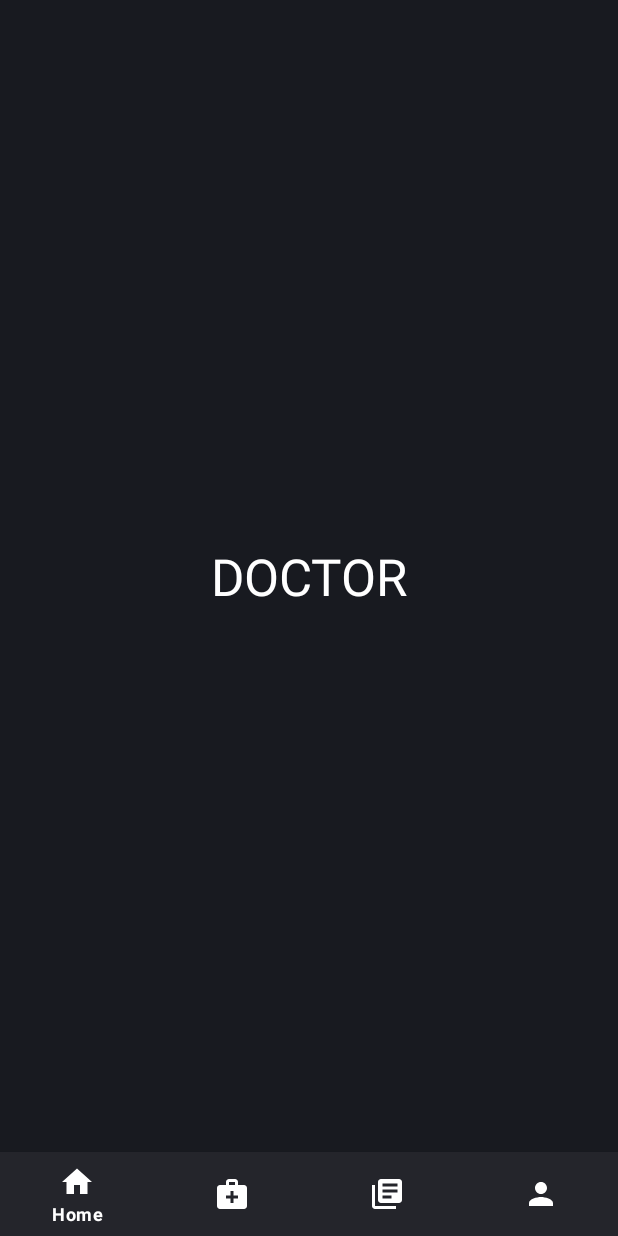
After one commit to moshdev2213/ICare-Medicals, an Android app: the fragment DoctorFragment placed in its activity, on a phone screen of 412 x 824 dp. The commit adds this screen. Run offline under Robolectric (Android 15) with nearby library versions, the phone set to English and light mode, and no system bars.

Commit message:
addedBottomNav

```diff
--- /dev/null
+++ b/frontend/IcareMobile/app/src/main/java/com/example/myapplication/Fragment/DoctorFragment.kt
@@ -0,0 +1,60 @@
+package com.example.myapplication.Fragment
+
+import android.os.Bundle
+import androidx.fragment.app.Fragment
+import android.view.LayoutInflater
+import android.view.View
+import android.view.ViewGroup
+import com.example.myapplication.R
+
+// TODO: Rename parameter arguments, choose names that match
+// the fragment initialization parameters, e.g. ARG_ITEM_NUMBER
+private const val ARG_PARAM1 = "param1"
+private const val ARG_PARAM2 = "param2"
+
+/**
+ * A simple [Fragment] subclass.
+ * Use the [DoctorFragment.newInstance] factory method to
+ * create an instance of this fragment.
+ */
+class DoctorFragment : Fragment() {
+    // TODO: Rename and change types of parameters
+    private var param1: String? = null
+    private var param2: String? = null
+
+    override fun onCreate(savedInstanceState: Bundle?) {
+        super.onCreate(savedInstanceState)
+        arguments?.let {
+            param1 = it.getString(ARG_PARAM1)
+            param2 = it.getString(ARG_PARAM2)
+        }
+    }
+
+    override fun onCreateView(
+        inflater: LayoutInflater, container: ViewGroup?,
+        savedInstanceState: Bundle?
+    ): View? {
+        // Inflate the layout for this fragment
+        return inflater.inflate(R.layout.fragment_doctor, container, false)
+    }
+
+    companion object {
+        /**
+         * Use this factory method to create a new instance of
+         * this fragment using the provided parameters.
+         *
+         * @param param1 Parameter 1.
+         * @param param2 Parameter 2.
+         * @return A new instance of fragment DoctorFragment.
+         */
+        // TODO: Rename and change types and number of parameters
+        @JvmStatic
+        fun newInstance(param1: String, param2: String) =
+            DoctorFragment().apply {
+                arguments = Bundle().apply {
+                    putString(ARG_PARAM1, param1)
+                    putString(ARG_PARAM2, param2)
+                }
+            }
+    }
+}
--- /dev/null
+++ b/frontend/IcareMobile/app/src/main/java/com/example/myapplication/Fragment/IndexFragment.kt
@@ -0,0 +1,60 @@
+package com.example.myapplication.Fragment
+
+import android.os.Bundle
+import androidx.fragment.app.Fragment
+import android.view.LayoutInflater
+import android.view.View
+import android.view.ViewGroup
+import com.example.myapplication.R
+
+// TODO: Rename parameter arguments, choose names that match
+// the fragment initialization parameters, e.g. ARG_ITEM_NUMBER
+private const val ARG_PARAM1 = "param1"
+private const val ARG_PARAM2 = "param2"
+
+/**
+ * A simple [Fragment] subclass.
+ * Use the [IndexFragment.newInstance] factory method to
+ * create an instance of this fragment.
+ */
+class IndexFragment : Fragment() {
+    // TODO: Rename and change types of parameters
+    private var param1: String? = null
+    private var param2: String? = null
+
+    override fun onCreate(savedInstanceState: Bundle?) {
+        super.onCreate(savedInstanceState)
+        arguments?.let {
+            param1 = it.getString(ARG_PARAM1)
+            param2 = it.getString(ARG_PARAM2)
+        }
+    }
+
+    override fun onCreateView(
+        inflater: LayoutInflater, container: ViewGroup?,
+        savedInstanceState: Bundle?
+    ): View? {
+        // Inflate the layout for this fragment
+        return inflater.inflate(R.layout.fragment_index, container, false)
+    }
+
+    companion object {
+        /**
+         * Use this factory method to create a new instance of
+         * this fragment using the provided parameters.
+         *
+         * @param param1 Parameter 1.
+         * @param param2 Parameter 2.
+         * @return A new instance of fragment IndexFragment.
+         */
+        // TODO: Rename and change types and number of parameters
+        @JvmStatic
+        fun newInstance(param1: String, param2: String) =
+            IndexFragment().apply {
+                arguments = Bundle().apply {
+                    putString(ARG_PARAM1, param1)
+                    putString(ARG_PARAM2, param2)
+                }
+            }
+    }
+}
--- /dev/null
+++ b/frontend/IcareMobile/app/src/main/java/com/example/myapplication/Home.kt
@@ -0,0 +1,46 @@
+package com.example.myapplication
+
+import androidx.appcompat.app.AppCompatActivity
+import android.os.Bundle
+import android.provider.ContactsContract.Profile
+import android.widget.Button
+import androidx.appcompat.app.AppCompatDialogFragment
+import androidx.fragment.app.Fragment
+import com.example.myapplication.Fragment.DoctorFragment
+import com.example.myapplication.Fragment.IndexFragment
+import com.example.myapplication.Fragment.ProfileFragment
+import com.example.myapplication.Fragment.ReportFragment
+import com.google.android.material.bottomnavigation.BottomNavigationView
+
+class Home : AppCompatActivity() {
+    private lateinit var bottomNavigationView:BottomNavigationView
+
+    override fun onCreate(savedInstanceState: Bundle?) {
+        super.onCreate(savedInstanceState)
+        setContentView(R.layout.activity_home)
+
+        bottomNavigationView = findViewById(R.id.bottomNavigationView)
+
+        replaceFrag(IndexFragment())
+
+        bottomNavigationView.setOnItemSelectedListener{
+            when(it.itemId){
+                R.id.profile->replaceFrag(ProfileFragment())
+                R.id.home->replaceFrag(IndexFragment())
+                R.id.reports->replaceFrag(ReportFragment())
+                R.id.doctors->replaceFrag(DoctorFragment())
+
+                else->{
+
+                }
+            }
+            true
+        }
+    }
+    private fun replaceFrag(fragment: Fragment){
+        val fragmentManager = supportFragmentManager
+        val fragmentTransaction = fragmentManager.beginTransaction()
+        fragmentTransaction.replace(R.id.frame_layout,fragment)
+        fragmentTransaction.commit()
+    }
+}
--- /dev/null
+++ b/frontend/IcareMobile/app/src/main/res/drawable/baseline_home_24.xml
@@ -0,0 +1,5 @@
+<vector android:height="24dp" android:tint="@color/bg_white"
+    android:viewportHeight="24" android:viewportWidth="24"
+    android:width="24dp" xmlns:android="http://schemas.android.com/apk/res/android">
+    <path android:fillColor="@android:color/white" android:pathData="M10,20v-6h4v6h5v-8h3L12,3 2,12h3v8z"/>
+</vector>
--- /dev/null
+++ b/frontend/IcareMobile/app/src/main/res/drawable/baseline_library_books_24.xml
@@ -0,0 +1,5 @@
+<vector android:autoMirrored="true" android:height="24dp"
+    android:tint="#FFFFFF" android:viewportHeight="24"
+    android:viewportWidth="24" android:width="24dp" xmlns:android="http://schemas.android.com/apk/res/android">
+    <path android:fillColor="@android:color/white" android:pathData="M4,6L2,6v14c0,1.1 0.9,2 2,2h14v-2L4,20L4,6zM20,2L8,2c-1.1,0 -2,0.9 -2,2v12c0,1.1 0.9,2 2,2h12c1.1,0 2,-0.9 2,-2L22,4c0,-1.1 -0.9,-2 -2,-2zM19,11L9,11L9,9h10v2zM15,15L9,15v-2h6v2zM19,7L9,7L9,5h10v2z"/>
+</vector>
--- /dev/null
+++ b/frontend/IcareMobile/app/src/main/res/drawable/baseline_medical_services_24.xml
@@ -0,0 +1,5 @@
+<vector android:height="24dp" android:tint="#FFFFFF"
+    android:viewportHeight="24" android:viewportWidth="24"
+    android:width="24dp" xmlns:android="http://schemas.android.com/apk/res/android">
+    <path android:fillColor="@android:color/white" android:pathData="M20,6h-4V4c0,-1.1 -0.9,-2 -2,-2h-4C8.9,2 8,2.9 8,4v2H4C2.9,6 2,6.9 2,8v12c0,1.1 0.9,2 2,2h16c1.1,0 2,-0.9 2,-2V8C22,6.9 21.1,6 20,6zM10,4h4v2h-4V4zM16,15h-3v3h-2v-3H8v-2h3v-3h2v3h3V15z"/>
+</vector>
--- /dev/null
+++ b/frontend/IcareMobile/app/src/main/res/drawable/baseline_person_24.xml
@@ -0,0 +1,5 @@
+<vector android:height="24dp" android:tint="#FFFFFF"
+    android:viewportHeight="24" android:viewportWidth="24"
+    android:width="24dp" xmlns:android="http://schemas.android.com/apk/res/android">
+    <path android:fillColor="@android:color/white" android:pathData="M12,12c2.21,0 4,-1.79 4,-4s-1.79,-4 -4,-4 -4,1.79 -4,4 1.79,4 4,4zM12,14c-2.67,0 -8,1.34 -8,4v2h16v-2c0,-2.66 -5.33,-4 -8,-4z"/>
+</vector>
--- /dev/null
+++ b/frontend/IcareMobile/app/src/main/res/layout/activity_home.xml
@@ -0,0 +1,35 @@
+<?xml version="1.0" encoding="utf-8"?>
+<androidx.constraintlayout.widget.ConstraintLayout xmlns:android="http://schemas.android.com/apk/res/android"
+    xmlns:app="http://schemas.android.com/apk/res-auto"
+    xmlns:tools="http://schemas.android.com/tools"
+    android:layout_width="match_parent"
+    android:layout_height="match_parent"
+    tools:context=".Home">
+
+
+    <FrameLayout
+        android:background="@color/bg_primary"
+        android:id="@+id/frame_layout"
+        android:layout_width="match_parent"
+        android:layout_height="0dp"
+        app:layout_constraintBottom_toTopOf="@+id/bottomNavigationView"
+        app:layout_constraintEnd_toEndOf="parent"
+        app:layout_constraintStart_toStartOf="parent"
+        app:layout_constraintTop_toTopOf="parent">
+    </FrameLayout>
+
+    <com.google.android.material.bottomnavigation.BottomNavigationView
+        android:id="@+id/bottomNavigationView"
+        android:layout_width="match_parent"
+        android:background="@color/bg_secondary"
+        android:layout_height="wrap_content"
+        app:elevation="5dp"
+        app:itemIconTint="@color/bg_white"
+        app:itemTextColor="@color/bg_white"
+        app:layout_constraintBottom_toBottomOf="parent"
+        app:layout_constraintEnd_toEndOf="parent"
+        app:layout_constraintHorizontal_bias="0.5"
+        app:layout_constraintStart_toStartOf="parent"
+        app:menu="@menu/bottom_nav_menu"/>
+
+</androidx.constraintlayout.widget.ConstraintLayout>
--- /dev/null
+++ b/frontend/IcareMobile/app/src/main/res/layout/fragment_doctor.xml
@@ -0,0 +1,26 @@
+<?xml version="1.0" encoding="utf-8"?>
+<FrameLayout xmlns:android="http://schemas.android.com/apk/res/android"
+    xmlns:app="http://schemas.android.com/apk/res-auto"
+    xmlns:tools="http://schemas.android.com/tools"
+    android:layout_width="match_parent"
+    android:layout_height="match_parent"
+    tools:context=".Fragment.DoctorFragment">
+
+    <androidx.constraintlayout.widget.ConstraintLayout
+        android:layout_width="match_parent"
+        android:layout_height="match_parent">
+
+        <TextView
+            android:id="@+id/textView10"
+            android:layout_width="wrap_content"
+            android:layout_height="wrap_content"
+            android:text="DOCTOR"
+            android:textColor="@color/bg_white"
+            android:textSize="34sp"
+            app:layout_constraintBottom_toBottomOf="parent"
+            app:layout_constraintEnd_toEndOf="parent"
+            app:layout_constraintHorizontal_bias="0.5"
+            app:layout_constraintStart_toStartOf="parent"
+            app:layout_constraintTop_toTopOf="parent" />
+    </androidx.constraintlayout.widget.ConstraintLayout>
+</FrameLayout>
--- /dev/null
+++ b/frontend/IcareMobile/app/src/main/res/menu/bottom_nav_menu.xml
@@ -0,0 +1,20 @@
+<?xml version="1.0" encoding="utf-8"?>
+<menu xmlns:android="http://schemas.android.com/apk/res/android">
+
+    <item
+        android:title="Home"
+        android:id="@+id/home"
+        android:icon="@drawable/baseline_home_24"/>
+    <item
+        android:title="Doctors"
+        android:id="@+id/doctors"
+        android:icon="@drawable/baseline_medical_services_24"/>
+    <item
+        android:title="Reports"
+        android:id="@+id/reports"
+        android:icon="@drawable/baseline_library_books_24"/>
+    <item
+        android:title="Profile"
+        android:id="@+id/profile"
+        android:icon="@drawable/baseline_person_24"/>
+</menu>
--- a/frontend/IcareMobile/app/src/main/res/values/strings.xml
+++ b/frontend/IcareMobile/app/src/main/res/values/strings.xml
@@ -1,3 +1,5 @@
 <resources>
     <string name="app_name">ICare</string>
+    <!-- TODO: Remove or change this placeholder text -->
+    <string name="hello_blank_fragment">Hello blank fragment</string>
 </resources>
--- a/frontend/IcareMobile/app/src/main/res/values/themes.xml
+++ b/frontend/IcareMobile/app/src/main/res/values/themes.xml
@@ -3,8 +3,8 @@
     <style name="Base.Theme.MyApplication" parent="Theme.MaterialComponents.DayNight.NoActionBar">
 <!--         Customize your light theme here.-->
 <!--         <item name="colorPrimary">@color/bg_btn</item>-->
-        <item name="android:background">@color/bg_primary</item>
-        <item name="android:navigationBarColor">@color/bg_primary</item>
+<!--        <item name="android:background">@color/bg_primary</item>-->
+        <item name="android:navigationBarColor">@color/bg_secondary</item>
         <item name="android:statusBarColor">@color/bg_primary</item>
     </style>
 
```
Also changed, not shown: frontend/IcareMobile/app/src/main/AndroidManifest.xml (+10 -6 lines), frontend/IcareMobile/app/src/main/java/com/example/myapplication/Fragment/ProfileFragment.kt (added, +60 -0 lines), frontend/IcareMobile/app/src/main/java/com/example/myapplication/Fragment/ReportFragment.kt (added, +60 -0 lines), frontend/IcareMobile/app/src/main/res/layout/activity_index.xml (added, +103 -0 lines), frontend/IcareMobile/app/src/main/res/layout/fragment_index.xml (added, +109 -0 lines), frontend/IcareMobile/app/src/main/res/layout/fragment_profile.xml (added, +27 -0 lines), frontend/IcareMobile/app/src/main/res/layout/fragment_report.xml (added, +28 -0 lines).
